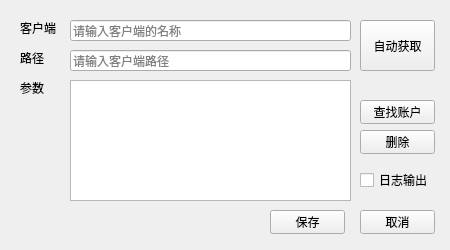
Old version of the form src/ui/settings.ui in the repository Zropk66/Telegram-Account-Switcher.
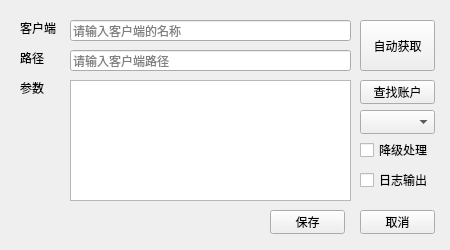
New version of the form.

```diff
--- a/src/ui/settings.ui
+++ b/src/ui/settings.ui
@@ -145,7 +145,7 @@
     <property name="geometry">
      <rect>
       <x>360</x>
-      <y>100</y>
+      <y>80</y>
       <width>75</width>
       <height>24</height>
      </rect>
@@ -157,22 +157,6 @@
      <string>查找账户</string>
     </property>
    </widget>
-   <widget class="QPushButton" name="del_button">
-    <property name="geometry">
-     <rect>
-      <x>360</x>
-      <y>130</y>
-      <width>75</width>
-      <height>24</height>
-     </rect>
-    </property>
-    <property name="toolTip">
-     <string>删除参数</string>
-    </property>
-    <property name="text">
-     <string>删除</string>
-    </property>
-   </widget>
    <widget class="QPushButton" name="cancel_button">
     <property name="geometry">
      <rect>
@@ -209,7 +193,7 @@
     <property name="geometry">
      <rect>
       <x>10</x>
-      <y>200</y>
+      <y>220</y>
       <width>211</width>
       <height>16</height>
      </rect>
@@ -234,6 +218,35 @@
      <string>保存</string>
     </property>
    </widget>
+   <widget class="QComboBox" name="launch_mode_combo">
+    <property name="geometry">
+     <rect>
+      <x>360</x>
+      <y>110</y>
+      <width>75</width>
+      <height>24</height>
+     </rect>
+    </property>
+    <property name="toolTip">
+     <string>选择账户切换的启动模式</string>
+    </property>
+   </widget>
+   <widget class="QCheckBox" name="fallback">
+    <property name="geometry">
+     <rect>
+      <x>360</x>
+      <y>140</y>
+      <width>82</width>
+      <height>20</height>
+     </rect>
+    </property>
+    <property name="toolTip">
+     <string>控制hook模式处理失败时是否降回链接模式</string>
+    </property>
+    <property name="text">
+     <string>降级处理</string>
+    </property>
+   </widget>
   </widget>
  </widget>
  <resources/>
```
